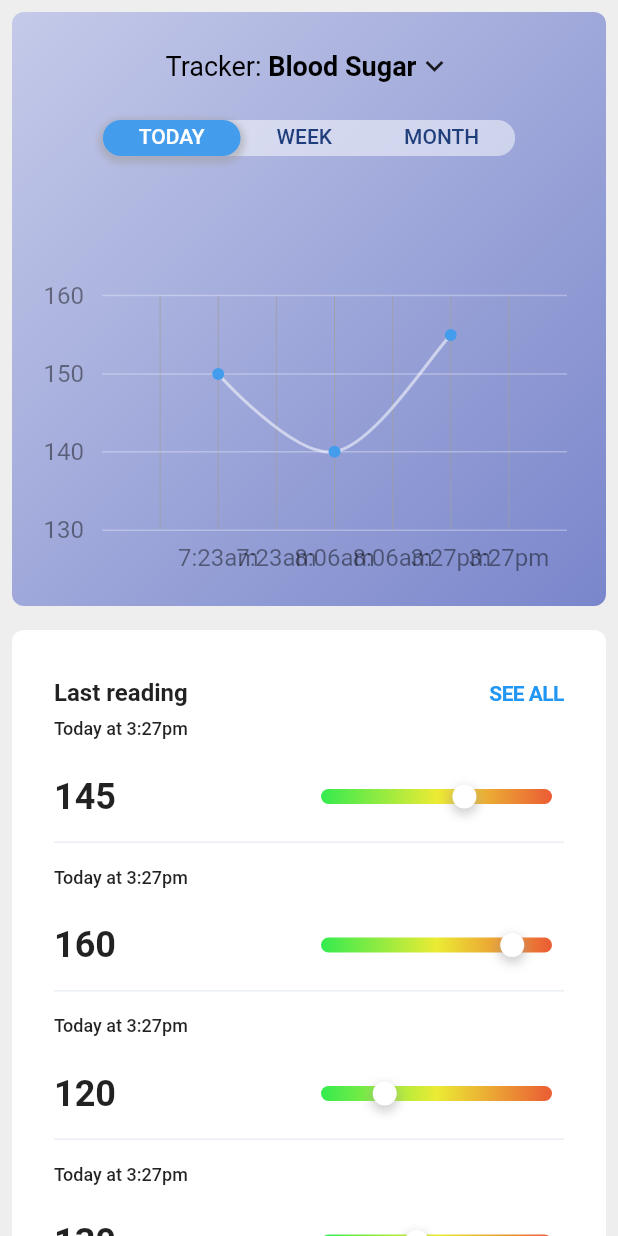
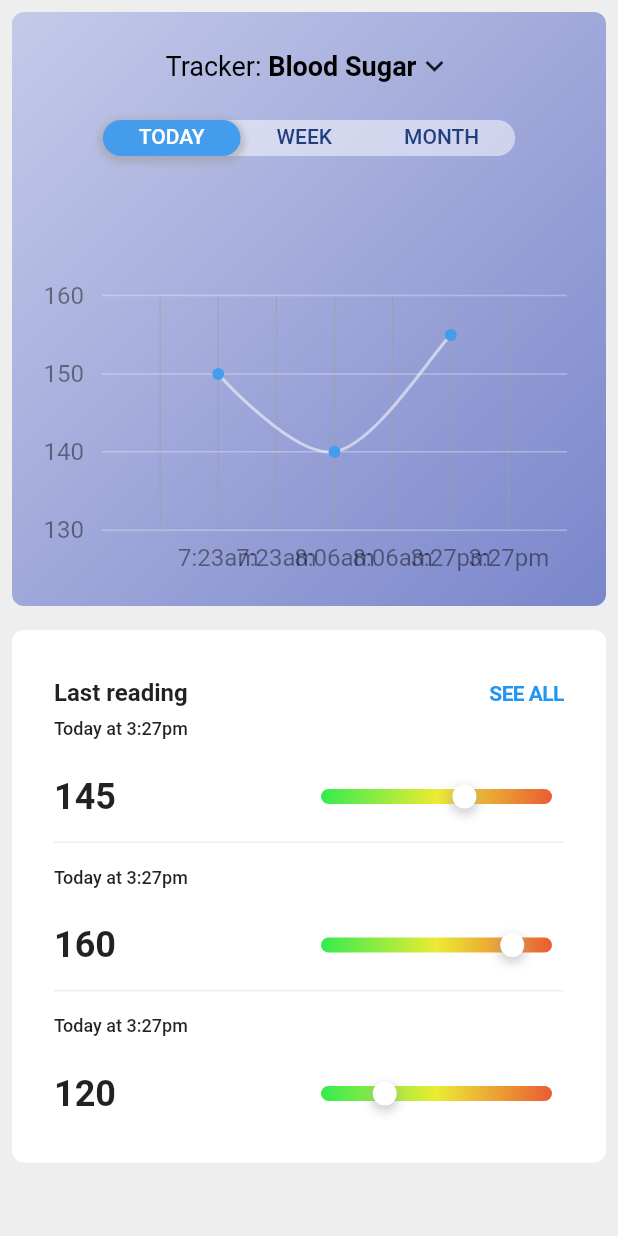
Before and after one commit to cuongtruonglevan/flutter_test_run, a Flutter app: the StatsScreen screen opened directly, on a phone screen of 412 x 824 dp. Run offline on Flutter 3.47's test engine with Material 2 defaults, Android fonts, the phone set to English and light mode, and no system bars; drawn by our look-alikes of fl_chart; our stand-ins replace get.

Commit message:
Clean up

```diff
--- a/lib/app/screens/dashboard_screen/dashboard_screen.dart
+++ b/lib/app/screens/dashboard_screen/dashboard_screen.dart
@@ -1,14 +1,10 @@
 import 'package:flutter/material.dart';
-import 'package:flutter/services.dart';
 
 class DashboardScreen extends StatelessWidget {
   @override
   Widget build(BuildContext context) {
-    return AnnotatedRegion<SystemUiOverlayStyle>(
-      value: SystemUiOverlayStyle.light,
-      child: Scaffold(
-        body: _buildBody(context),
-      ),
+    return Scaffold(
+      body: _buildBody(context),
     );
   }
 
--- a/lib/app/screens/measure_screen/measure_screen.dart
+++ b/lib/app/screens/measure_screen/measure_screen.dart
@@ -1,14 +1,10 @@
 import 'package:flutter/material.dart';
-import 'package:flutter/services.dart';
 
 class MeasureScreen extends StatelessWidget {
   @override
   Widget build(BuildContext context) {
-    return AnnotatedRegion<SystemUiOverlayStyle>(
-      value: SystemUiOverlayStyle.light,
-      child: Scaffold(
-        body: _buildBody(context),
-      ),
+    return Scaffold(
+      body: _buildBody(context),
     );
   }
 
--- a/lib/app/screens/my_doctor_screen/my_doctor_screen.dart
+++ b/lib/app/screens/my_doctor_screen/my_doctor_screen.dart
@@ -1,14 +1,10 @@
 import 'package:flutter/material.dart';
-import 'package:flutter/services.dart';
 
 class MyDoctorScreen extends StatelessWidget {
   @override
   Widget build(BuildContext context) {
-    return AnnotatedRegion<SystemUiOverlayStyle>(
-      value: SystemUiOverlayStyle.light,
-      child: Scaffold(
-        body: _buildBody(context),
-      ),
+    return Scaffold(
+      body: _buildBody(context),
     );
   }
 
--- a/lib/app/screens/profile_screen/profile_screen.dart
+++ b/lib/app/screens/profile_screen/profile_screen.dart
@@ -1,14 +1,10 @@
 import 'package:flutter/material.dart';
-import 'package:flutter/services.dart';
 
 class ProfileScreen extends StatelessWidget {
   @override
   Widget build(BuildContext context) {
-    return AnnotatedRegion<SystemUiOverlayStyle>(
-      value: SystemUiOverlayStyle.light,
-      child: Scaffold(
-        body: _buildBody(context),
-      ),
+    return Scaffold(
+      body: _buildBody(context),
     );
   }
 
--- a/lib/app/screens/stats_screen/stats_screen.dart
+++ b/lib/app/screens/stats_screen/stats_screen.dart
@@ -1,32 +1,37 @@
 import 'package:flutter/cupertino.dart';
 import 'package:flutter/material.dart';
-import 'package:flutter/services.dart';
 import 'package:flutter_test_run/shared/app_chart.dart';
 import 'package:flutter_test_run/shared/app_colors.dart';
 import 'package:get/get.dart';
 
 class StatsScreen extends StatelessWidget {
-  final _results = [145, 160, 120, 130];
+  final _results = [145, 160, 120];
   final RxString _selectedValue = 'Blood Sugar'.obs;
 
   @override
   Widget build(BuildContext context) {
-    return AnnotatedRegion<SystemUiOverlayStyle>(
-      value: SystemUiOverlayStyle.light,
-      child: Scaffold(
+    return Scaffold(
       backgroundColor: Colors.grey.shade200,
       body: SafeArea(child: _buildBody(context)),
+    );
+  }
+
+  Widget _buildBody(BuildContext context) {
+    return SingleChildScrollView(
+      padding: const EdgeInsets.all(8.0),
+      child: Column(
+        children: [
+          _buildResultChart(context),
+          SizedBox(height: 16.0),
+          _buildResultList(context),
+        ],
       ),
     );
   }
 
-  Widget _buildBody(BuildContext context) {
+  Widget _buildResultChart(BuildContext context) {
     final _size = MediaQuery.of(context).size;
-    return SingleChildScrollView(
-      padding: const EdgeInsets.all(8.0),
-      child: Column(
-        children: [
-          Container(
+    return Container(
       padding: const EdgeInsets.all(8.0),
       height: _size.height / 2 - 16.0,
       width: double.infinity,
@@ -40,7 +45,43 @@ class StatsScreen extends StatelessWidget {
       child: Column(
         children: [
           SizedBox(height: 16.0),
-                Obx(() {
+          _buildTrackerDropdown(),
+          SizedBox(height: 24.0),
+          _buildTimeSwitch(),
+          Spacer(),
+          AppCustomizedChart(),
+        ],
+      ),
+    );
+  }
+
+  Widget _buildResultList(BuildContext context) {
+    return Container(
+      padding: const EdgeInsets.symmetric(horizontal: 12.0, vertical: 16.0),
+      width: double.infinity,
+      decoration: BoxDecoration(
+          borderRadius: BorderRadius.circular(8.0), color: Colors.white),
+      child: ListView.separated(
+        shrinkWrap: true,
+        itemCount: _results.length,
+        primary: false,
+        physics: NeverScrollableScrollPhysics(),
+        separatorBuilder: (context, index) => Container(
+          margin: const EdgeInsets.symmetric(horizontal: 16.0),
+          height: 1.0,
+          color: AppColors.lineColor,
+        ),
+        itemBuilder: (context, index) {
+          final _result = _results.elementAt(index);
+          final _isFirst = index == 0;
+          return _buildResultCard(_result, _isFirst);
+        },
+      ),
+    );
+  }
+
+  Widget _buildTrackerDropdown() {
+    return Obx(() {
       return FittedBox(
         child: PopupMenuButton(
           offset: Offset(0, 50),
@@ -80,16 +121,17 @@ class StatsScreen extends StatelessWidget {
           onSelected: (int value) {
             if (value != null) {
               if (value == 1) _selectedValue.value = 'Blood Sugar';
-                          if (value == 2)
-                            _selectedValue.value = 'Blood Pressure';
+              if (value == 2) _selectedValue.value = 'Blood Pressure';
             }
             return;
           },
         ),
       );
-                }),
-                SizedBox(height: 24.0),
-                Container(
+    });
+  }
+
+  Widget _buildTimeSwitch() {
+    return Container(
       decoration: BoxDecoration(
           borderRadius: BorderRadius.circular(16.0),
           color: Colors.white.withOpacity(0.5)),
@@ -109,29 +151,25 @@ class StatsScreen extends StatelessWidget {
                     color: Colors.grey.withOpacity(0.5),
                     spreadRadius: 3,
                     blurRadius: 3,
-                                offset:
-                                    Offset(0, 2), // changes position of shadow
+                    offset: Offset(0, 2), // changes position of shadow
                   ),
                 ]),
             tabs: [
               Tab(
                 child: Padding(
-                              padding:
-                                  const EdgeInsets.symmetric(horizontal: 8.0),
+                  padding: const EdgeInsets.symmetric(horizontal: 8.0),
                   child: Text('TODAY'),
                 ),
               ),
               Tab(
                 child: Padding(
-                              padding:
-                                  const EdgeInsets.symmetric(horizontal: 8.0),
+                  padding: const EdgeInsets.symmetric(horizontal: 8.0),
                   child: Text('WEEK'),
                 ),
               ),
               Tab(
                 child: Padding(
-                              padding:
-                                  const EdgeInsets.symmetric(horizontal: 8.0),
+                  padding: const EdgeInsets.symmetric(horizontal: 8.0),
                   child: Text('MONTH'),
                 ),
               ),
@@ -139,32 +177,10 @@ class StatsScreen extends StatelessWidget {
           ),
         ),
       ),
-                ),
-                Spacer(),
-                AppCustomizedChart(),
-              ],
-            ),
-          ),
-          SizedBox(height: 16.0),
-          Container(
-            padding:
-                const EdgeInsets.symmetric(horizontal: 12.0, vertical: 16.0),
-            width: double.infinity,
-            decoration: BoxDecoration(
-                borderRadius: BorderRadius.circular(8.0), color: Colors.white),
-            child: ListView.separated(
-              shrinkWrap: true,
-              itemCount: _results.length,
-              primary: false,
-              physics: NeverScrollableScrollPhysics(),
-              separatorBuilder: (context, index) => Container(
-                margin: const EdgeInsets.symmetric(horizontal: 16.0),
-                height: 1.0,
-                color: AppColors.lineColor,
-              ),
-              itemBuilder: (context, index) {
-                final _result = _results.elementAt(index);
-                final _isFirst = index == 0;
+    );
+  }
+
+  Widget _buildResultCard(int result, bool isFirst) {
     return Container(
       padding: const EdgeInsets.all(16.0),
       child: Column(
@@ -176,34 +192,30 @@ class StatsScreen extends StatelessWidget {
               Column(
                 crossAxisAlignment: CrossAxisAlignment.start,
                 children: [
-                              _isFirst
+                  isFirst
                       ? Padding(
-                                      padding:
-                                          const EdgeInsets.only(bottom: 8.0),
+                          padding: const EdgeInsets.only(bottom: 8.0),
                           child: Text(
                             'Last reading',
                             style: TextStyle(
-                                            fontWeight: FontWeight.bold,
-                                            fontSize: 16),
+                                fontWeight: FontWeight.bold, fontSize: 16),
                           ),
                         )
                       : SizedBox(),
                   Text(
                     'Today at 3:27pm',
-                                style: TextStyle(
-                                    fontWeight: FontWeight.w500, fontSize: 12),
+                    style: TextStyle(fontWeight: FontWeight.w500, fontSize: 12),
                   ),
                 ],
               ),
-                          _isFirst
+              isFirst
                   ? CupertinoButton(
                       padding: EdgeInsets.zero,
                       minSize: 20,
                       child: Text(
                         'SEE ALL',
                         style: TextStyle(
-                                        fontSize: 14,
-                                        fontWeight: FontWeight.w700),
+                            fontSize: 14, fontWeight: FontWeight.w700),
                       ),
                       onPressed: () {},
                     )
@@ -216,25 +228,22 @@ class StatsScreen extends StatelessWidget {
             children: [
               Expanded(
                 child: Text(
-                              _result.toString(),
-                              style: TextStyle(
-                                  fontWeight: FontWeight.bold, fontSize: 24.0),
+                  result.toString(),
+                  style: TextStyle(fontWeight: FontWeight.bold, fontSize: 24.0),
                 ),
               ),
               Expanded(
                 child: LayoutBuilder(
                   builder: (context, constraint) {
-                                final _leftMargin = constraint.maxWidth *
-                                    ((_result - 100) / 80);
+                    final _leftMargin =
+                        constraint.maxWidth * ((result - 100) / 80);
                     return Stack(
                       children: [
                         Container(
-                                      margin: const EdgeInsets.symmetric(
-                                          horizontal: 8.0),
+                          margin: const EdgeInsets.symmetric(horizontal: 8.0),
                           height: 10,
                           decoration: BoxDecoration(
-                                        borderRadius:
-                                            BorderRadius.circular(9.0),
+                            borderRadius: BorderRadius.circular(9.0),
                             gradient: LinearGradient(colors: [
                               Color(0xFF34eb4f),
                               Color(0xFFebeb34),
@@ -243,8 +252,7 @@ class StatsScreen extends StatelessWidget {
                           ),
                         ),
                         Container(
-                                      margin:
-                                          EdgeInsets.only(left: _leftMargin),
+                          margin: EdgeInsets.only(left: _leftMargin),
                           width: 16,
                           height: 16,
                           decoration: BoxDecoration(
@@ -252,12 +260,11 @@ class StatsScreen extends StatelessWidget {
                               shape: BoxShape.circle,
                               boxShadow: [
                                 BoxShadow(
-                                              color:
-                                                  Colors.grey.withOpacity(0.5),
+                                  color: Colors.grey.withOpacity(0.5),
                                   spreadRadius: 1,
                                   blurRadius: 5,
-                                              offset: Offset(0,
-                                                  3), // changes position of shadow
+                                  offset: Offset(
+                                      0, 3), // changes position of shadow
                                 ),
                               ]),
                         )
@@ -272,11 +279,5 @@ class StatsScreen extends StatelessWidget {
         ],
       ),
     );
-              },
-            ),
-          )
-        ],
-      ),
-    );
   }
 }
--- a/lib/shared/app_chart.dart
+++ b/lib/shared/app_chart.dart
@@ -8,12 +8,6 @@ class AppCustomizedChart extends StatefulWidget {
 }
 
 class _AppCustomizedChartState extends State<AppCustomizedChart> {
-  List<Color> gradientColors = [
-    const Color(0xff23b6e6),
-    const Color(0xff02d39a),
-  ];
-
-  bool showAvg = false;
 
   @override
   Widget build(BuildContext context) {
```
Lines whose indentation alone changed are shown as unchanged.
